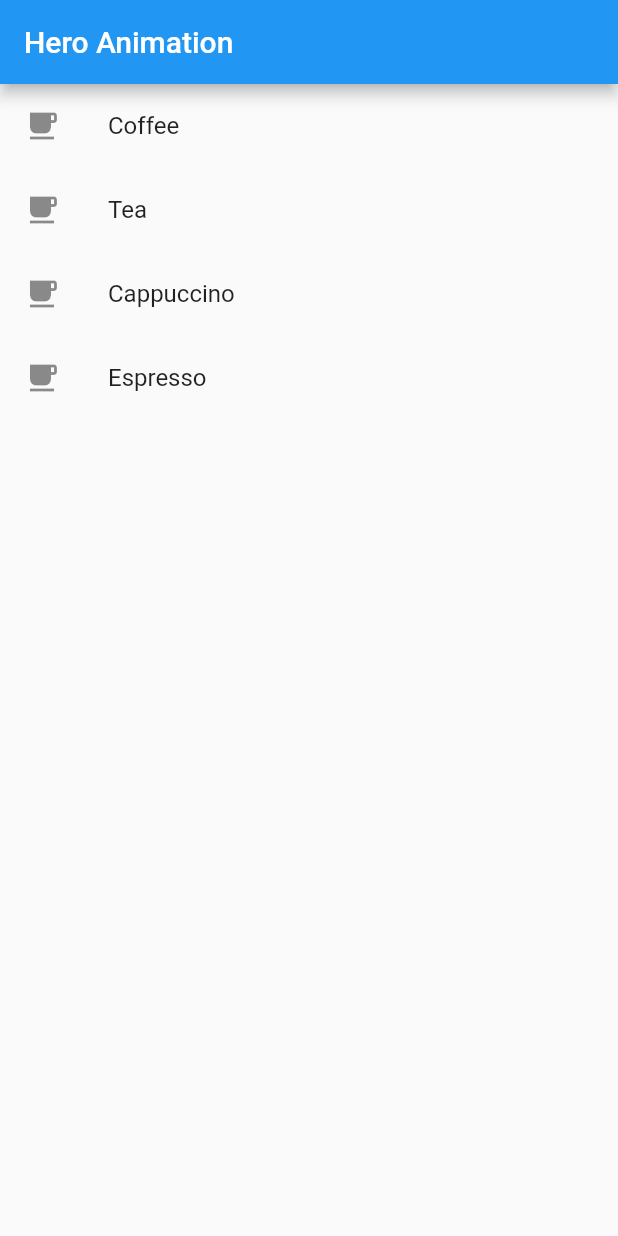
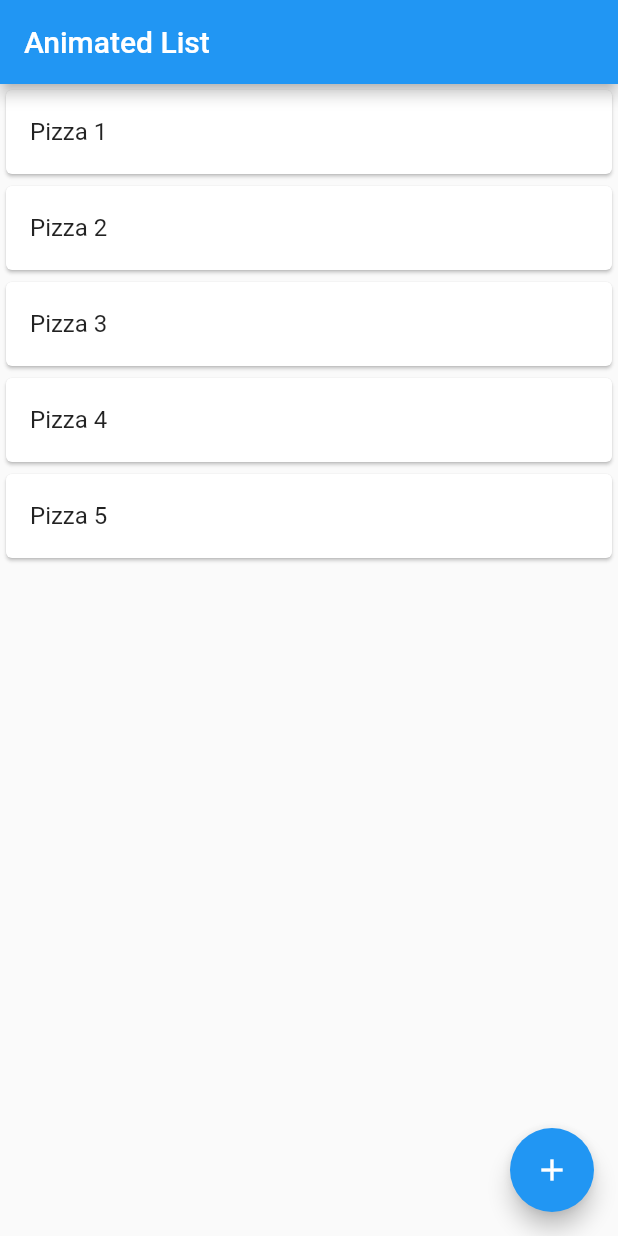
Before and after one commit to faithcredit/my_animations, a Flutter app: the screen it shows after launch, on a phone screen of 412 x 824 dp. Run offline on Flutter 3.47's test engine with Material 2 defaults, Android fonts, the light colour scheme and no system bars.

Commit message:
animated list screen

```diff
--- /dev/null
+++ b/lib/animated_list.dart
@@ -0,0 +1,70 @@
+import 'package:flutter/material.dart';
+
+class AnimatedListScreen extends StatefulWidget {
+  const AnimatedListScreen({super.key});
+
+  @override
+  State<AnimatedListScreen> createState() => _AnimatedListScreenState();
+}
+
+class _AnimatedListScreenState extends State<AnimatedListScreen> {
+  final GlobalKey<AnimatedListState> listKey = GlobalKey<AnimatedListState>();
+  final List<int> _items = [1, 2, 3, 4, 5];
+  int counter = 5;
+
+  @override
+  Widget build(BuildContext context) {
+    return Scaffold(
+      appBar: AppBar(
+        title: const Text('Animated List'),
+      ),
+      body: AnimatedList(
+        key: listKey,
+        initialItemCount: _items.length,
+        itemBuilder:
+            (BuildContext context, int index, Animation<double> animation) {
+          return fadeListTile(context, _items[index], animation);
+        },
+      ),
+      floatingActionButton: FloatingActionButton(
+        child: const Icon(Icons.add),
+        onPressed: () {
+          insertPizza();
+        },
+      ),
+    );
+  }
+
+  Widget fadeListTile(BuildContext context, int item, Animation<double> animation) {
+    return FadeTransition(
+      opacity: Tween(begin: 0.0, end: 1.0).animate(animation),
+      child: Card(
+        child: ListTile(
+          title: Text('Pizza $item'),
+          onTap: () {
+            int index = _items.indexOf(item);
+            if (index != -1) removePizza(index);
+          },
+        ),
+      ),
+    );
+  }
+
+  void removePizza(int index) {
+    int removedItem = _items[index];
+    listKey.currentState!.removeItem(
+      index,
+      (context, animation) => fadeListTile(context, removedItem, animation),
+      duration: const Duration(seconds: 1),
+    );
+    _items.removeAt(index);
+  }
+
+  void insertPizza() {
+    listKey.currentState!.insertItem(
+      _items.length,
+      duration: const Duration(seconds: 1),
+    );
+    _items.add(++counter);
+  }
+}
--- a/lib/main.dart
+++ b/lib/main.dart
@@ -2,6 +2,8 @@ import 'package:flutter/material.dart';
 import 'my_animation.dart';
 import './shape_animation.dart';
 import './list_screen.dart';
+import './fade_transition.dart';
+import './animated_list.dart';
 void main() {
   runApp(const MyApp());
 }
@@ -15,7 +17,7 @@ class MyApp extends StatelessWidget {
       theme: ThemeData(
         primarySwatch: Colors.blue,
       ),
-     home: ListScreen(),
+     home: const AnimatedListScreen(),
    );
   }
 }
```
Also changed, not shown: lib/fade_transition.dart (added, +49 -0 lines).
